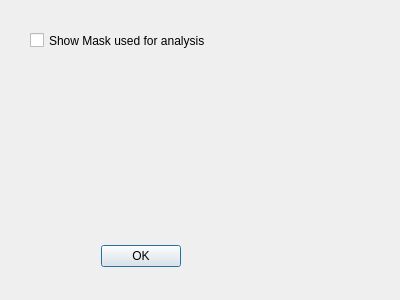
Before: the Qt Designer form settingsdebug.ui in githubdoe/DFTFringe, drawn with Qt 5.
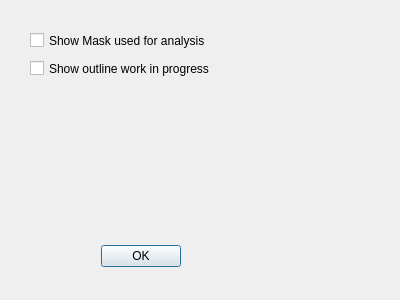
After: the same form once the commit is applied.

Diff of the .ui file:
```diff
--- a/settingsdebug.ui
+++ b/settingsdebug.ui
@@ -42,6 +42,19 @@
     <string>Show Mask used for analysis</string>
    </property>
   </widget>
+  <widget class="QCheckBox" name="debugOutline">
+   <property name="geometry">
+    <rect>
+     <x>30</x>
+     <y>60</y>
+     <width>181</width>
+     <height>17</height>
+    </rect>
+   </property>
+   <property name="text">
+    <string>Show outline work in progress</string>
+   </property>
+  </widget>
  </widget>
  <resources/>
  <connections>
```
